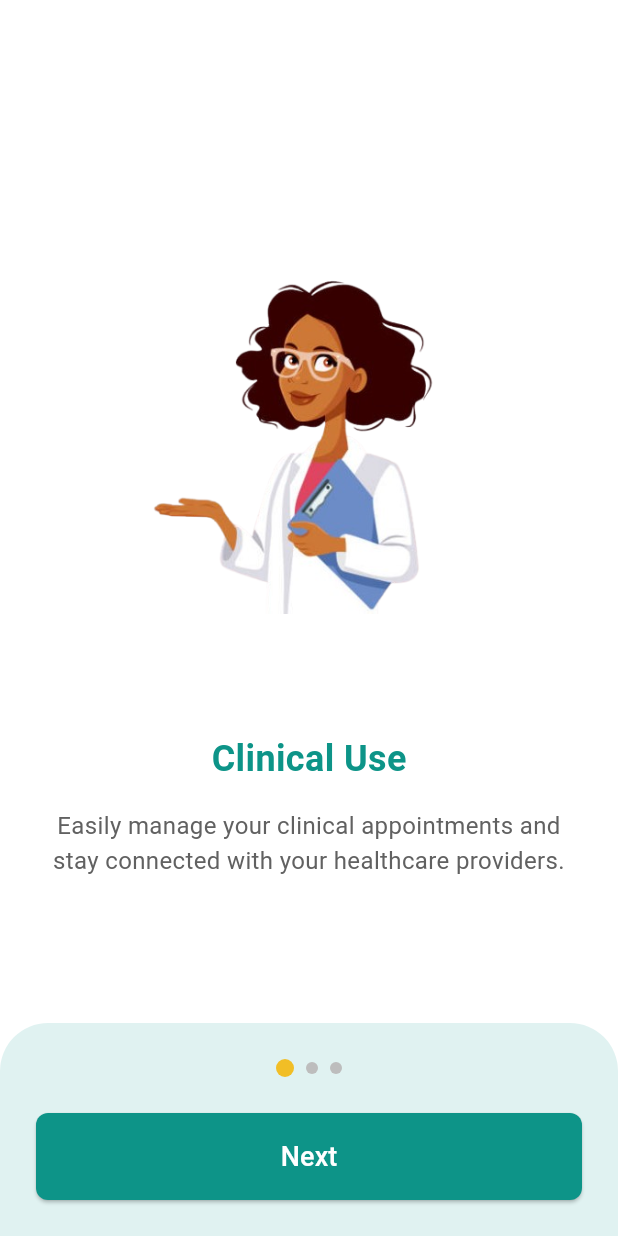
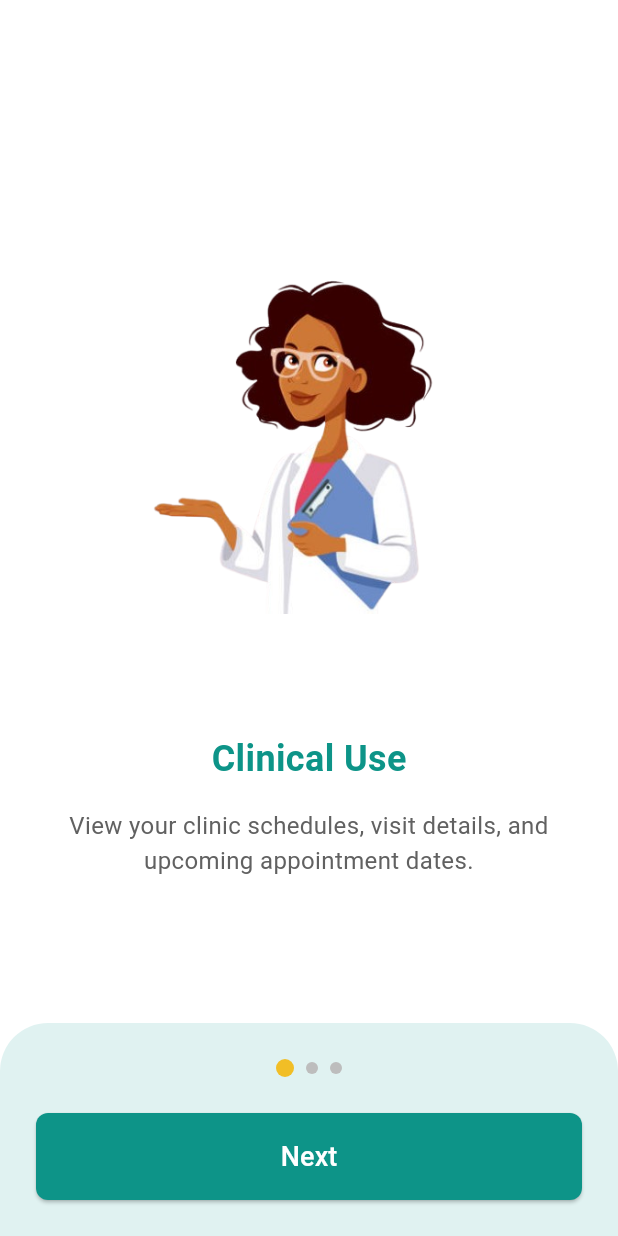
Before and after one commit to MediLink-ucsc/Health-Tracker, a Flutter app: the screen it shows after launch, on a phone screen of 412 x 824 dp. Run offline on Flutter 3.47's test engine with Material 3 defaults, Android fonts, the phone set to English and light mode, and no system bars; our stand-ins replace file_picker, fl_chart, shared_preferences, table_calendar.

Commit message:
Made changes to get started screen

```diff
--- a/lib/screens/get_started_page.dart
+++ b/lib/screens/get_started_page.dart
@@ -19,7 +19,7 @@ class _GetStartedScreenState extends State<GetStartedScreen> {
     _IntroPage(
       title: "Clinical Use",
       description:
-          "Easily manage your clinical appointments and stay connected with your healthcare providers.",
+          "View your clinic schedules, visit details, and upcoming appointment dates.",
       imageAsset: "assets/icon/doctor_2.png",
     ),
     _IntroPage(
```
